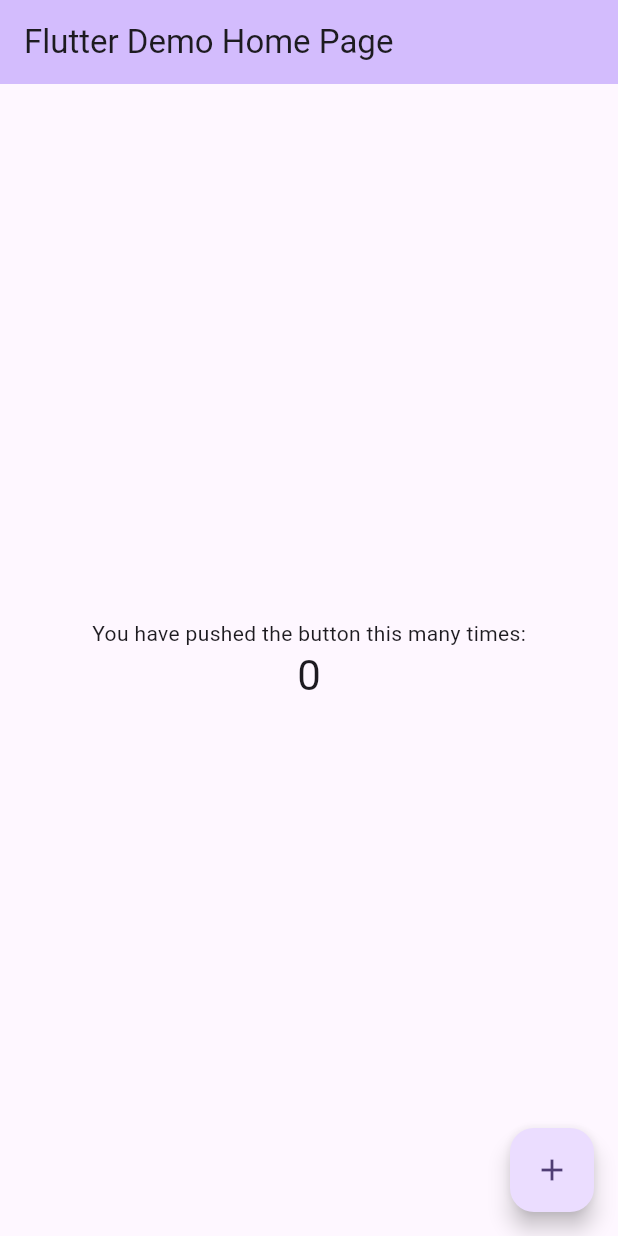
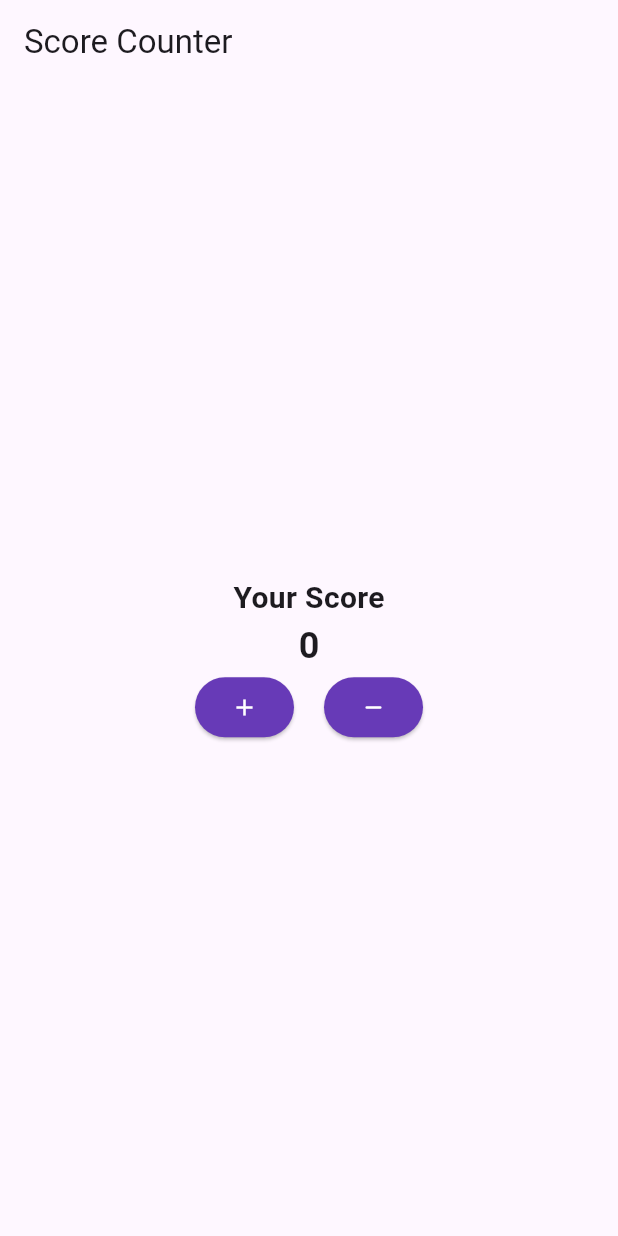
Before and after one commit to froggy1014/daily_flutter, a Flutter app: the screen it shows after launch, on a phone screen of 412 x 824 dp. Run offline on Flutter 3.47's test engine with Material 3 defaults, Android fonts, the light colour scheme and no system bars.

Commit message:
0_basic done.

```diff
--- a/lib/main.dart
+++ b/lib/main.dart
@@ -1,3 +1,4 @@
+import 'package:dailiy_flutter/screen/0_basic.dart';
 import 'package:flutter/material.dart';
 
 void main() {
@@ -13,113 +14,10 @@
     return MaterialApp(
       title: 'Flutter Demo',
       theme: ThemeData(
-        // This is the theme of your application.
-        //
-        // TRY THIS: Try running your application with "flutter run". You'll see
-        // the application has a purple toolbar. Then, without quitting the app,
-        // try changing the seedColor in the colorScheme below to Colors.green
-        // and then invoke "hot reload" (save your changes or press the "hot
-        // reload" button in a Flutter-supported IDE, or press "r" if you used
-        // the command line to start the app).
-        //
-        // Notice that the counter didn't reset back to zero; the application
-        // state is not lost during the reload. To reset the state, use hot
-        // restart instead.
-        //
-        // This works for code too, not just values: Most code changes can be
-        // tested with just a hot reload.
         colorScheme: ColorScheme.fromSeed(seedColor: Colors.deepPurple),
         useMaterial3: true,
       ),
-      home: const MyHomePage(title: 'Flutter Demo Home Page'),
+      home: const ScoreCounter(),
     );
   }
 }
-
-class MyHomePage extends StatefulWidget {
-  const MyHomePage({super.key, required this.title});
-
-  // This widget is the home page of your application. It is stateful, meaning
-  // that it has a State object (defined below) that contains fields that affect
-  // how it looks.
-
-  // This class is the configuration for the state. It holds the values (in this
-  // case the title) provided by the parent (in this case the App widget) and
-  // used by the build method of the State. Fields in a Widget subclass are
-  // always marked "final".
-
-  final String title;
-
-  @override
-  State<MyHomePage> createState() => _MyHomePageState();
-}
-
-class _MyHomePageState extends State<MyHomePage> {
-  int _counter = 0;
-
-  void _incrementCounter() {
-    setState(() {
-      // This call to setState tells the Flutter framework that something has
-      // changed in this State, which causes it to rerun the build method below
-      // so that the display can reflect the updated values. If we changed
-      // _counter without calling setState(), then the build method would not be
-      // called again, and so nothing would appear to happen.
-      _counter++;
-    });
-  }
-
-  @override
-  Widget build(BuildContext context) {
-    // This method is rerun every time setState is called, for instance as done
-    // by the _incrementCounter method above.
-    //
-    // The Flutter framework has been optimized to make rerunning build methods
-    // fast, so that you can just rebuild anything that needs updating rather
-    // than having to individually change instances of widgets.
-    return Scaffold(
-      appBar: AppBar(
-        // TRY THIS: Try changing the color here to a specific color (to
-        // Colors.amber, perhaps?) and trigger a hot reload to see the AppBar
-        // change color while the other colors stay the same.
-        backgroundColor: Theme.of(context).colorScheme.inversePrimary,
-        // Here we take the value from the MyHomePage object that was created by
-        // the App.build method, and use it to set our appbar title.
-        title: Text(widget.title),
-      ),
-      body: Center(
-        // Center is a layout widget. It takes a single child and positions it
-        // in the middle of the parent.
-        child: Column(
-          // Column is also a layout widget. It takes a list of children and
-          // arranges them vertically. By default, it sizes itself to fit its
-          // children horizontally, and tries to be as tall as its parent.
-          //
-          // Column has various properties to control how it sizes itself and
-          // how it positions its children. Here we use mainAxisAlignment to
-          // center the children vertically; the main axis here is the vertical
-          // axis because Columns are vertical (the cross axis would be
-          // horizontal).
-          //
-          // TRY THIS: Invoke "debug painting" (choose the "Toggle Debug Paint"
-          // action in the IDE, or press "p" in the console), to see the
-          // wireframe for each widget.
-          mainAxisAlignment: MainAxisAlignment.center,
-          children: <Widget>[
-            const Text(
-              'You have pushed the button this many times:',
-            ),
-            Text(
-              '$_counter',
-              style: Theme.of(context).textTheme.headlineMedium,
-            ),
-          ],
-        ),
-      ),
-      floatingActionButton: FloatingActionButton(
-        onPressed: _incrementCounter,
-        tooltip: 'Increment',
-        child: const Icon(Icons.add),
-      ), // This trailing comma makes auto-formatting nicer for build methods.
-    );
-  }
-}
--- /dev/null
+++ b/lib/screen/0_basic.dart
@@ -0,0 +1,75 @@
+import 'package:flutter/material.dart';
+
+class ScoreCounter extends StatefulWidget {
+  const ScoreCounter({super.key});
+
+  @override
+  State<ScoreCounter> createState() => _ScoreCounterState();
+}
+
+class _ScoreCounterState extends State<ScoreCounter> {
+  int _counter = 0;
+
+  void _incrementCounter() {
+    setState(() {
+      _counter++;
+    });
+  }
+
+  void _decreasementCounter() {
+    setState(() {
+      _counter--;
+    });
+  }
+
+  @override
+  Widget build(BuildContext context) {
+    return Scaffold(
+      appBar: AppBar(
+        title: const Text('Score Counter'),
+      ),
+      body: Center(
+        child: Column(
+          mainAxisAlignment: MainAxisAlignment.center,
+          children: <Widget>[
+            const Text(
+              'Your Score',
+              style: TextStyle(
+                fontSize: 20,
+                fontWeight: FontWeight.bold,
+              ),
+            ),
+            Text('$_counter',
+                style: const TextStyle(
+                  fontSize: 24,
+                  fontWeight: FontWeight.bold,
+                )),
+            Row(
+              mainAxisAlignment: MainAxisAlignment.center,
+              children: [
+                ElevatedButton(
+                  style: ElevatedButton.styleFrom(
+                    backgroundColor: Colors.deepPurple,
+                  ),
+                  onPressed: _incrementCounter,
+                  child: const Icon(
+                    Icons.add,
+                    color: Colors.white,
+                  ),
+                ),
+                const SizedBox(width: 20),
+                ElevatedButton(
+                  style: ElevatedButton.styleFrom(
+                    backgroundColor: Colors.deepPurple,
+                  ),
+                  onPressed: _decreasementCounter,
+                  child: const Icon(Icons.remove_rounded, color: Colors.white),
+                ),
+              ],
+            )
+          ],
+        ),
+      ),
+    );
+  }
+}
```
